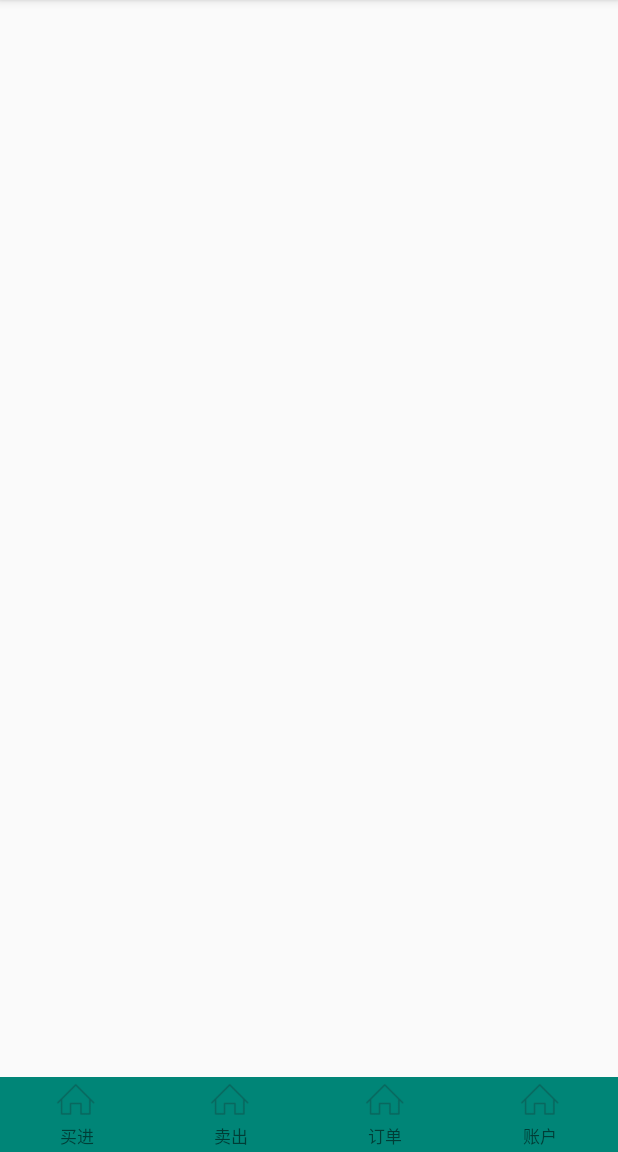
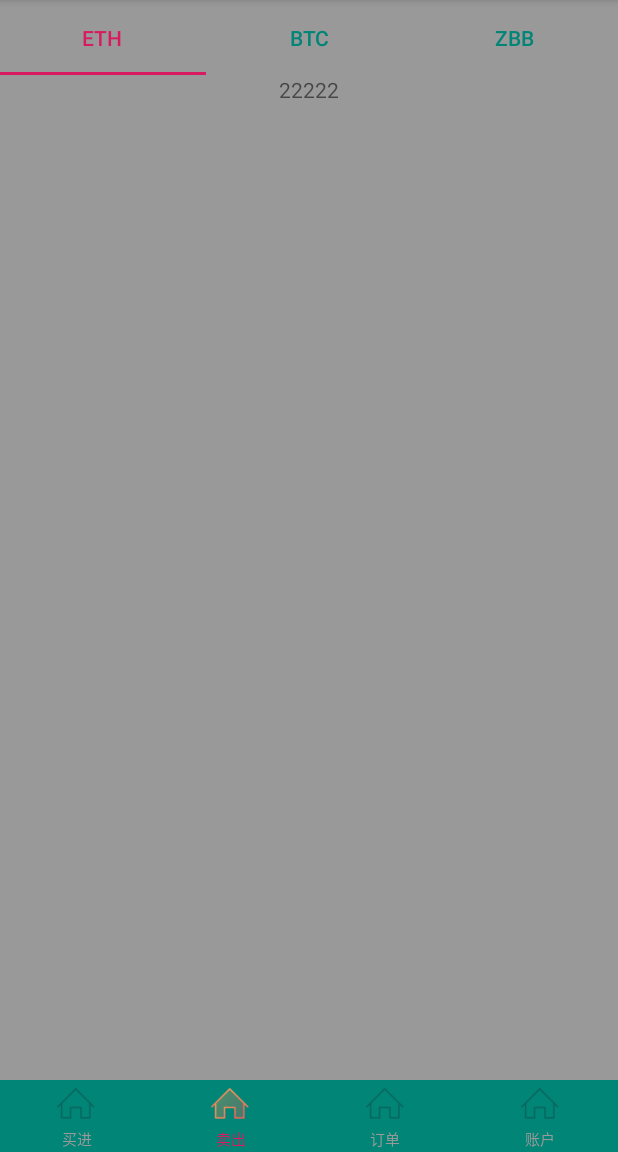
Before and after one commit to Catherinelhl/TabBarDemo, an Android app: the screen it shows after launch (MainJActivity), item 2 of the bottom bar chosen, on a phone screen of 412 x 824 dp, the part 84-1236 px from its top. Run offline under Robolectric (Android 15) with nearby library versions, the phone set to English and light mode, and no system bars; our stand-ins replace ButterKnife.

Commit message:
Tablayout 底部栏和顶部栏

```diff
--- a/app/src/main/java/bcaas/io/tabbardemo/activity/MainJActivity.java
+++ b/app/src/main/java/bcaas/io/tabbardemo/activity/MainJActivity.java
@@ -4,9 +4,9 @@ import android.os.Bundle;
 import android.support.design.widget.TabLayout;
 import android.support.v4.app.Fragment;
 import android.support.v7.app.AppCompatActivity;
-import android.util.Log;
 import android.widget.FrameLayout;
 import android.widget.ImageButton;
+import android.widget.ImageView;
 import android.widget.TextView;
 import bcaas.io.tabbardemo.R;
 import bcaas.io.tabbardemo.fragment.OneFragment;
@@ -43,18 +43,18 @@ public class MainJActivity extends AppCompatActivity {
     }
 
     private void initListener() {
+
         bottomTabLayout.addOnTabSelectedListener(new TabLayout.OnTabSelectedListener() {
             @Override
             public void onTabSelected(TabLayout.Tab tab) {
                 System.out.println("onTabSelected");
                 onTabItemSelected(tab.getPosition());
-                TextView textView=tab.getCustomView().findViewById(R.id.tv_tab_title);
-                textView.setSelected(true);
+                tab.getCustomView().findViewById(R.id.ll_tab_item).setSelected(true);
+                TextView textView = tab.getCustomView().findViewById(R.id.tv_tab_title);
                 textView.setTextColor(getResources().getColor(R.color.colorAccent));
-                ImageButton imageButton=tab.getCustomView().findViewById(R.id.ib_tab_drawable);
-                imageButton.setImageResource(R.drawable.icon_home_f);
-                imageButton.setSelected(true);
-//                //改变Tab 状态
+                ImageView imageView = tab.getCustomView().findViewById(R.id.iv_tab_drawable);
+                imageView.setImageResource(R.drawable.icon_home_f);
+                //改变Tab 状态
 //                for (int i = 0; i < bottomTabLayout.getTabCount(); i++) {
 //                    bottomTabLayout.getTabAt(i).setIcon(getResources().getDrawable(dataGenerationRegister.getTabDrawable(i, i == tab.getPosition())));
 //                }
@@ -63,24 +63,19 @@ public class MainJActivity extends AppCompatActivity {
 
             @Override
             public void onTabUnselected(TabLayout.Tab tab) {
-                System.out.println("onTabUnselected");
-                TextView textView=tab.getCustomView().findViewById(R.id.tv_tab_title);
+                tab.getCustomView().findViewById(R.id.ll_tab_item).setSelected(false);
+                TextView textView = tab.getCustomView().findViewById(R.id.tv_tab_title);
                 textView.setTextColor(getResources().getColor(R.color.grey));
-                textView.setSelected(false);
-                ImageButton imageButton=tab.getCustomView().findViewById(R.id.ib_tab_drawable);
-                imageButton.setImageResource(R.drawable.icon_home);
-                imageButton.setSelected(false);
+                ImageView imageView = tab.getCustomView().findViewById(R.id.iv_tab_drawable);
+                imageView.setImageResource(R.drawable.icon_home);
             }
 
             @Override
             public void onTabReselected(TabLayout.Tab tab) {
-                System.out.println("onTabReselected");
-                TextView textView=tab.getCustomView().findViewById(R.id.tv_tab_title);
+                TextView textView = tab.getCustomView().findViewById(R.id.tv_tab_title);
                 textView.setTextColor(getResources().getColor(R.color.colorAccent));
-                textView.setSelected(true);
-                ImageButton imageButton=tab.getCustomView().findViewById(R.id.ib_tab_drawable);
-                imageButton.setImageResource(R.drawable.icon_home_f);
-                imageButton.setSelected(true);
+                ImageView imageView = tab.getCustomView().findViewById(R.id.iv_tab_drawable);
+                imageView.setImageResource(R.drawable.icon_home_f);
             }
         });
     }
@@ -98,6 +93,11 @@ public class MainJActivity extends AppCompatActivity {
 
             }
         }
+        initBottomTab();
+    }
+
+    private void initBottomTab() {
+
 //        ColorStateList colorStateList = ColorStateList.valueOf(getResources().getColor(R.color.colorAccent));
 //        bottomTabLayout.setTabTextColors(colorStateList);
 //        bottomTabLayout.setTabTextColors(getResources().getColor(R.color.grey), getResources().getColor(R.color.orange));
@@ -105,23 +105,25 @@ public class MainJActivity extends AppCompatActivity {
             TabLayout.Tab tab = bottomTabLayout.newTab();
 //            tab.setIcon(getResources().getDrawable(dataGenerationRegister.getTabDrawable(i, false)));
 //            tab.setText(dataGenerationRegister.getTabTitle(i));
-            //自定义布局-----
+//            //自定义布局-----
             tab.setCustomView(R.layout.tab_item);
-            ImageButton imageButton = tab.getCustomView().findViewById(R.id.ib_tab_drawable);
-            imageButton.setImageResource(dataGenerationRegister.getTabDrawable(i, false));
             TextView textView = tab.getCustomView().findViewById(R.id.tv_tab_title);
+            textView.setTextColor(getResources().getColor(R.color.grey));
+            ImageView imageView = tab.getCustomView().findViewById(R.id.iv_tab_drawable);
+            imageView.setImageResource(dataGenerationRegister.getTabDrawable(i, false));
             textView.setText(dataGenerationRegister.getTabTitle(i));
-//            if (i == 0) {
-//                tab.getCustomView().setSelected(true);
-//            }
             //自定义布局-----
 
+            bottomTabLayout.addTab(tab);
+            if (i == 0) {
+                tab.getCustomView().findViewById(R.id.ll_tab_item).setSelected(true);
+                imageView.setImageResource(dataGenerationRegister.getTabDrawable(i, true));
+                textView.setTextColor(getResources().getColor(R.color.colorAccent));
 
-            bottomTabLayout.addTab(tab);
+            }
         }
-        bottomTabLayout.getTabAt(0).getCustomView().setSelected(true);
+    }
 
-    }
 
     private void onTabItemSelected(int position) {
         Fragment fragment = fragments.get(position);
--- a/app/src/main/java/bcaas/io/tabbardemo/fragment/TwoFragment.java
+++ b/app/src/main/java/bcaas/io/tabbardemo/fragment/TwoFragment.java
@@ -3,12 +3,14 @@ package bcaas.io.tabbardemo.fragment;
 import android.os.Bundle;
 import android.support.annotation.NonNull;
 import android.support.annotation.Nullable;
+import android.support.design.widget.TabLayout;
 import android.support.v4.app.Fragment;
 import android.view.LayoutInflater;
 import android.view.View;
 import android.view.ViewGroup;
 import android.widget.TextView;
 import bcaas.io.tabbardemo.R;
+import bcaas.io.tabbardemo.maker.DataGenerationRegister;
 import butterknife.BindView;
 import butterknife.ButterKnife;
 import butterknife.Unbinder;
@@ -19,17 +21,29 @@ import butterknife.Unbinder;
  */
 public class TwoFragment extends Fragment {
 
+    private DataGenerationRegister dataGenerationRegister;
 
     @BindView(R.id.tv_text)
     TextView tvText;
     Unbinder unbinder;
+    @BindView(R.id.top_tab_layout)
+    TabLayout topTabLayout;
 
     @Nullable
     @Override
     public View onCreateView(@NonNull LayoutInflater inflater, @Nullable ViewGroup container, @Nullable Bundle savedInstanceState) {
-        View view = inflater.inflate(R.layout.fragment_two, container,false);
+        View view = inflater.inflate(R.layout.fragment_two, container, false);
         unbinder = ButterKnife.bind(this, view);
         return view;
+    }
+
+    @Override
+    public void onViewCreated(@NonNull View view, @Nullable Bundle savedInstanceState) {
+        super.onViewCreated(view, savedInstanceState);
+        dataGenerationRegister=new DataGenerationRegister();
+        initListener();
+        initTopTab();
+
     }
 
     public void setText(String info) {
@@ -39,6 +53,36 @@ public class TwoFragment extends Fragment {
         }
     }
 
+    private void initListener(){
+        topTabLayout.addOnTabSelectedListener(new TabLayout.OnTabSelectedListener() {
+            @Override
+            public void onTabSelected(TabLayout.Tab tab) {
+
+            }
+
+            @Override
+            public void onTabUnselected(TabLayout.Tab tab) {
+
+            }
+
+            @Override
+            public void onTabReselected(TabLayout.Tab tab) {
+
+            }
+        });
+    }
+    private void initTopTab() {
+
+//        ColorStateList colorStateList = ColorStateList.valueOf(getResources().getColor(R.color.colorAccent));
+//        bottomTabLayout.setTabTextColors(colorStateList);
+//        bottomTabLayout.setTabTextColors(getResources().getColor(R.color.grey), getResources().getColor(R.color.orange));
+        for (int i = 0; i < 3; i++) {
+            TabLayout.Tab tab = topTabLayout.newTab();
+//            tab.setIcon(getResources().getDrawable(dataGenerationRegister.getTabDrawable(i, false)));
+            tab.setText(dataGenerationRegister.getTabTopTitle(i));
+            topTabLayout.addTab(tab);
+        }
+    }
 
     @Override
     public void onDestroyView() {
--- a/app/src/main/java/bcaas/io/tabbardemo/maker/DataGenerationRegister.java
+++ b/app/src/main/java/bcaas/io/tabbardemo/maker/DataGenerationRegister.java
@@ -14,6 +14,7 @@ import java.util.List;
 public class DataGenerationRegister {
 
     private List<String> tabTitles = new ArrayList<>();
+    private List<String> tabTopTitles = new ArrayList<>();
     private List<Integer> tabDrawables = new ArrayList<>();
     private List<Integer> tabFocusDrawables = new ArrayList<>();
     private int count;
@@ -29,6 +30,10 @@ public class DataGenerationRegister {
         tabTitles.add("订单");
         tabTitles.add("账户");
         count = tabTitles.size();
+        tabTopTitles.add("ETH");
+        tabTopTitles.add("BTC");
+        tabTopTitles.add("ZBB");
+
         tabDrawables.add(R.drawable.icon_home);
         tabDrawables.add(R.drawable.icon_home);
         tabDrawables.add(R.drawable.icon_home);
@@ -40,10 +45,18 @@ public class DataGenerationRegister {
     }
 
     public String getTabTitle(int position) {
+
         if (position >= count) {
             return "";
         }
         return tabTitles.get(position);
+    }
+
+    public String getTabTopTitle(int position) {
+        if (position >= tabTopTitles.size()) {
+            return "";
+        }
+        return tabTopTitles.get(position);
     }
 
     public int getTabDrawable(int position, boolean isSelect) {
--- a/app/src/main/res/layout/activity_main.xml
+++ b/app/src/main/res/layout/activity_main.xml
@@ -11,24 +11,23 @@
             android:id="@+id/home_container"
             android:layout_width="match_parent"
             android:layout_height="match_parent"
+            android:background="@color/grey"
             app:layout_constraintBottom_toBottomOf="@+id/bottom_tab_layout"
             tools:layout_editor_absoluteX="0dp"
-            android:layout_marginBottom="50dp">
+            android:layout_marginBottom="48dp">
     </FrameLayout>
 
     <android.support.design.widget.TabLayout
             android:id="@+id/bottom_tab_layout"
             android:layout_width="match_parent"
             app:tabIndicatorHeight="0dp"
-            android:paddingTop="1dp"
-            android:paddingBottom="3dp"
             android:background="@color/colorPrimary"
             app:tabGravity="fill"
             app:tabMode="fixed"
             app:layout_constraintBottom_toBottomOf="parent"
             app:tabSelectedTextColor="@android:color/black"
             app:tabTextColor="@android:color/darker_gray"
-            android:layout_height="50dp">
+            android:layout_height="48dp">
 
     </android.support.design.widget.TabLayout>
 
--- a/app/src/main/res/layout/fragment_two.xml
+++ b/app/src/main/res/layout/fragment_two.xml
@@ -1,14 +1,20 @@
 <?xml version="1.0" encoding="utf-8"?>
 <LinearLayout
         xmlns:android="http://schemas.android.com/apk/res/android"
-        android:layout_width="match_parent"
-        android:layout_height="match_parent"
-        android:gravity="center"
-        android:background="@color/colorAccent"
+        xmlns:app="http://schemas.android.com/apk/res-auto"
+        android:layout_width="match_parent" android:layout_height="match_parent"
         android:orientation="vertical">
+    <android.support.design.widget.TabLayout
+            android:id="@+id/top_tab_layout"
+            android:layout_width="match_parent"
+            app:tabSelectedTextColor="@color/colorAccent"
+            app:tabTextColor="@color/colorPrimary"
+            android:layout_height="50dp"/>
     <TextView
             android:id="@+id/tv_text"
-            android:text="22222" android:layout_width="wrap_content"
+            android:layout_gravity="center"
+            android:text="22222"
+            android:layout_width="wrap_content"
             android:layout_height="wrap_content"/>
 
 
--- a/app/src/main/res/layout/tab_item.xml
+++ b/app/src/main/res/layout/tab_item.xml
@@ -4,13 +4,14 @@
         xmlns:tools="http://schemas.android.com/tools"
         android:layout_width="match_parent"
         android:layout_height="50dp"
+        android:id="@+id/ll_tab_item"
+        android:descendantFocusability="blocksDescendants"
         android:gravity="center"
         android:orientation="vertical"
         tools:context=".activity.MainActivity">
-    <ImageButton
-            android:id="@+id/ib_tab_drawable"
+    <ImageView
+            android:id="@+id/iv_tab_drawable"
             android:layout_width="30dp"
-            android:background="#00000000"
             android:layout_gravity="bottom|center_horizontal"
             android:scaleType="fitCenter"
             android:src="@drawable/selector_radio_button_home"
@@ -19,9 +20,8 @@
     <TextView
             android:id="@+id/tv_tab_title"
             android:layout_width="wrap_content"
-            android:text="asdfaf"
             android:layout_gravity="top|center_horizontal"
-            android:textSize="11sp"
+            android:textSize="10sp"
             android:layout_height="wrap_content"/>
 
 
```
